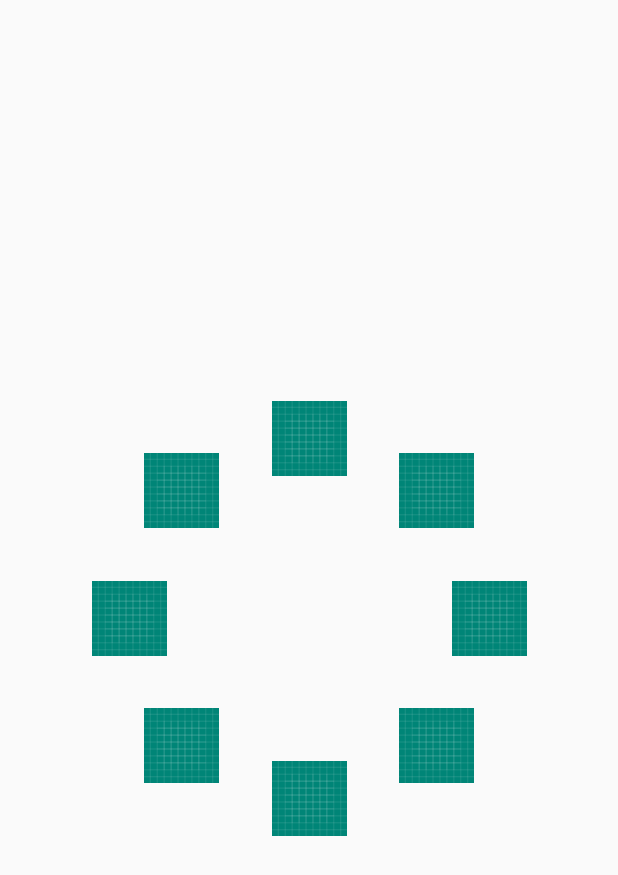
After one commit to booknara/android-implementation-patterns, an Android app: the CircularButtonActivity screen opened directly, with no data from a screen before it, on a phone screen of 412 x 824 dp. The commit adds this screen. Shown: the top 875 px of the screen. Run offline under Robolectric (Android 15) with nearby library versions, the phone set to English and light mode, and no system bars; our stand-ins replace data binding.

Commit message:
Add Circular Button Activity

```diff
--- a/app/build.gradle
+++ b/app/build.gradle
@@ -62,8 +62,6 @@ dependencies {
   implementation "org.jetbrains.kotlinx:kotlinx-coroutines-android:1.3.7"
   implementation "org.jetbrains.kotlinx:kotlinx-coroutines-core:1.3.7"
 
-    implementation 'androidx.appcompat:appcompat:1.0.2'
-    implementation 'androidx.constraintlayout:constraintlayout:1.1.3'
   testImplementation testDependencies.junit
   androidTestImplementation androidTestDependencies.runner
   androidTestImplementation androidTestDependencies.espressoCore
--- a/app/src/main/AndroidManifest.xml
+++ b/app/src/main/AndroidManifest.xml
@@ -61,6 +61,10 @@
       android:name=".activity.HandlerThreadActivity"
       android:parentActivityName=".activity.MainActivity" />
 
+    <activity
+      android:name=".activity.CircularButtonActivity"
+      android:parentActivityName=".activity.MainActivity" />
+
     <!--<activity android:name=".activity.CounterViewModelActivity"/>-->
     <!--<activity android:name=".activity.TimerLiveDataActivity"/>-->
 
--- a/app/src/main/java/com/booknara/android/apps/patterns/activity/AsyncTaskActivity.kt
+++ b/app/src/main/java/com/booknara/android/apps/patterns/activity/AsyncTaskActivity.kt
@@ -15,4 +15,8 @@ class AsyncTaskActivity: AppCompatActivity() {
 
     HttpAsyncTask(this).execute("https://developer.android.com")
   }
+
+  companion object {
+    const val TITLE = "AsyncTask"
   }
+}
--- /dev/null
+++ b/app/src/main/java/com/booknara/android/apps/patterns/activity/CircularButtonActivity.kt
@@ -0,0 +1,97 @@
+package com.booknara.android.apps.patterns.activity
+
+import android.graphics.PorterDuff
+import android.graphics.PorterDuffColorFilter
+import android.os.Bundle
+import android.os.Handler
+import android.util.TypedValue
+import android.view.View
+import android.widget.Button
+import androidx.appcompat.app.AppCompatActivity
+import androidx.constraintlayout.widget.ConstraintLayout
+import androidx.core.content.ContextCompat
+import androidx.databinding.DataBindingUtil
+import com.booknara.android.apps.patterns.R
+import com.booknara.android.apps.patterns.databinding.ActivityCircularButtonBinding
+
+class CircularButtonActivity: AppCompatActivity() {
+  private lateinit var binding: ActivityCircularButtonBinding
+
+  private val buttonList = mutableListOf<Button>()
+  override fun onCreate(savedInstanceState: Bundle?) {
+    super.onCreate(savedInstanceState)
+
+    binding = DataBindingUtil.setContentView(this, R.layout.activity_circular_button)
+    createButtons()
+
+    Handler().postDelayed({
+      repeatList()
+    }, 2000)
+  }
+
+  private fun createButtons() {
+    val count = 7
+    val angle = 360 / (count + 1)
+    for (i in 0..count) {
+      val button = Button(this)
+      button.id = View.generateViewId()
+      button.background = ContextCompat.getDrawable(this, R.drawable.ic_launcher_background)
+      val layout = ConstraintLayout.LayoutParams(
+        50.toPx(),
+        50.toPx()
+      )
+      layout.circleRadius = 120.toPx()
+      layout.circleConstraint = R.id.main_button
+      layout.circleAngle = (i * angle).toFloat()
+      layout.topToTop = ConstraintLayout.LayoutParams.PARENT_ID
+      layout.bottomToBottom = ConstraintLayout.LayoutParams.PARENT_ID
+      layout.endToEnd = ConstraintLayout.LayoutParams.PARENT_ID
+      layout.startToStart = ConstraintLayout.LayoutParams.PARENT_ID
+      button.layoutParams = layout
+      buttonList.add(button)
+      binding.mainLayout.addView(button)
+    }
+  }
+
+  private fun repeatList() {
+    Thread {
+      var buttonListIndex = -1
+      val list = getAllColors()
+      list.forEachIndexed { index: Int, color: Int ->
+        Thread.sleep(100)
+        if (buttonListIndex == buttonList.size - 1) {
+          buttonListIndex = -1
+        }
+        buttonListIndex++
+        runOnUiThread {
+          val dr = ContextCompat.getDrawable(this, R.drawable.ic_launcher_background)
+          dr?.colorFilter = PorterDuffColorFilter(color, PorterDuff.Mode.MULTIPLY)
+          buttonList[buttonListIndex].background = dr
+        }
+
+        if (index == list.size - 1) {
+          repeatList()
+        }
+      }
+    }.start()
+  }
+
+  private fun getAllColors(): List<Int> {
+    val field = Class.forName("$packageName.R\$color").declaredFields
+    val list = mutableListOf<Int>()
+    field.forEach {
+      list.add(ContextCompat.getColor(this, it.getInt(null)))
+    }
+    return list
+  }
+
+  private fun Int.toPx(): Int =
+    TypedValue.applyDimension(
+      TypedValue.COMPLEX_UNIT_DIP,
+      this.toFloat(), resources.displayMetrics
+    ).toInt()
+
+  companion object {
+    const val TITLE = "Circular Button"
+  }
+}
--- a/app/src/main/java/com/booknara/android/apps/patterns/activity/ForegroundServiceActivity.java
+++ b/app/src/main/java/com/booknara/android/apps/patterns/activity/ForegroundServiceActivity.java
@@ -15,6 +15,7 @@ import static com.booknara.android.apps.patterns.Constants.IntentKey.ACTIVITY_TI
 
 public class ForegroundServiceActivity extends AppCompatActivity {
     private static final String TAG = "ForegroundServiceActivity";
+    public static final String TITLE = "Foreground Service";
 
     private Button startButton;
     private Button stopButton;
--- a/app/src/main/java/com/booknara/android/apps/patterns/activity/HandlerActivity.kt
+++ b/app/src/main/java/com/booknara/android/apps/patterns/activity/HandlerActivity.kt
@@ -49,5 +49,6 @@ class HandlerActivity : AppCompatActivity() {
 
   companion object {
     const val TAG = "HandlerActivity"
+    const val TITLE = "Handler"
   }
 }
--- a/app/src/main/java/com/booknara/android/apps/patterns/activity/HandlerThreadActivity.kt
+++ b/app/src/main/java/com/booknara/android/apps/patterns/activity/HandlerThreadActivity.kt
@@ -14,7 +14,7 @@ import com.booknara.android.apps.patterns.databinding.ActivityHandlerThreadBindi
 import java.util.*
 
 
-class HandlerThreadActivity: AppCompatActivity(), WorkerHandlerThread.Callback {
+class HandlerThreadActivity : AppCompatActivity(), WorkerHandlerThread.Callback {
   private lateinit var workerHandlerThread: WorkerHandlerThread
   private lateinit var binding: ActivityHandlerThreadBinding
 
@@ -71,6 +71,7 @@ class HandlerThreadActivity: AppCompatActivity(), WorkerHandlerThread.Callback {
 
   companion object {
     const val TAG = "HandlerActivity"
+    const val TITLE = "HandlerThread"
     const val LEFT_SIDE = 0
     const val RIGHT_SIDE = 1
   }
--- a/app/src/main/java/com/booknara/android/apps/patterns/activity/SimpleFragmentActivity.kt
+++ b/app/src/main/java/com/booknara/android/apps/patterns/activity/SimpleFragmentActivity.kt
@@ -46,5 +46,6 @@ class SimpleFragmentActivity: AppCompatActivity() {
 
   companion object {
     const val TAG = "SimpleFragmentActivity"
+    const val TITLE = "Activity & Fragment"
   }
 }
--- a/app/src/main/java/com/booknara/android/apps/patterns/activity/TimerLiveDataActivity.java
+++ b/app/src/main/java/com/booknara/android/apps/patterns/activity/TimerLiveDataActivity.java
@@ -13,6 +13,7 @@ import com.booknara.android.apps.patterns.viewmodel.LiveDataTimerViewModel;
 
 public class TimerLiveDataActivity extends FragmentActivity {
     private static final String TAG = "TimerLiveDataActivity";
+    public static final String TITLE = "Activity Timer using ViewModel";
 
     private ActivityTimerBinding binding;
     private LiveDataTimerViewModel liveDataTimerViewModel;
--- /dev/null
+++ b/app/src/main/res/layout/activity_circular_button.xml
@@ -0,0 +1,25 @@
+<?xml version="1.0" encoding="utf-8"?>
+<layout>
+
+  <androidx.constraintlayout.widget.ConstraintLayout xmlns:android="http://schemas.android.com/apk/res/android"
+    xmlns:app="http://schemas.android.com/apk/res-auto"
+    xmlns:tools="http://schemas.android.com/tools"
+    android:id="@+id/main_layout"
+    android:layout_width="match_parent"
+    android:layout_height="match_parent"
+    tools:context=".activity.CircularButtonActivity">
+
+    <Button
+      android:id="@+id/main_button"
+      android:layout_width="36dp"
+      android:layout_height="36dp"
+      android:visibility="invisible"
+      app:layout_constraintBottom_toBottomOf="parent"
+      app:layout_constraintEnd_toEndOf="parent"
+      app:layout_constraintStart_toStartOf="parent"
+      app:layout_constraintTop_toTopOf="parent"
+      tools:background="@color/colorPrimary"
+      tools:visibility="visible"/>
+
+  </androidx.constraintlayout.widget.ConstraintLayout>
+</layout>
```
Also changed, not shown: app/src/main/java/com/booknara/android/apps/patterns/activity/ListActivity.java (+4 -3 lines), app/src/main/java/com/booknara/android/apps/patterns/activity/MainActivity.java (+24 -19 lines), app/src/main/java/com/booknara/android/apps/patterns/activity/RecyclerViewActivity.java (+6 -5 lines), app/src/main/java/com/booknara/android/apps/patterns/activity/SimpleActivity.java (+6 -4 lines), app/src/main/java/com/booknara/android/apps/patterns/activity/ViewPagerActivity.java (+4 -3 lines). Lines whose indentation alone changed are shown as unchanged.
